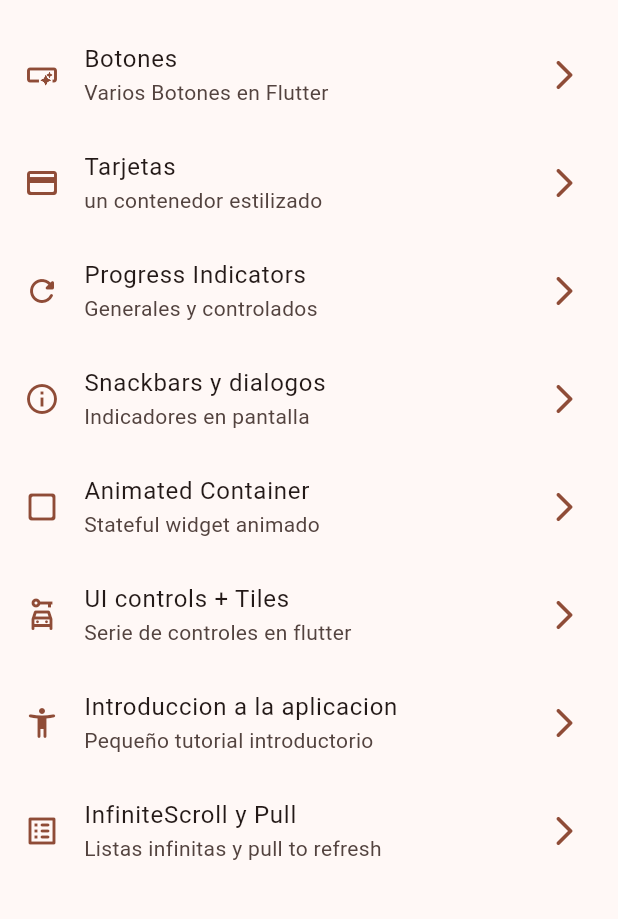
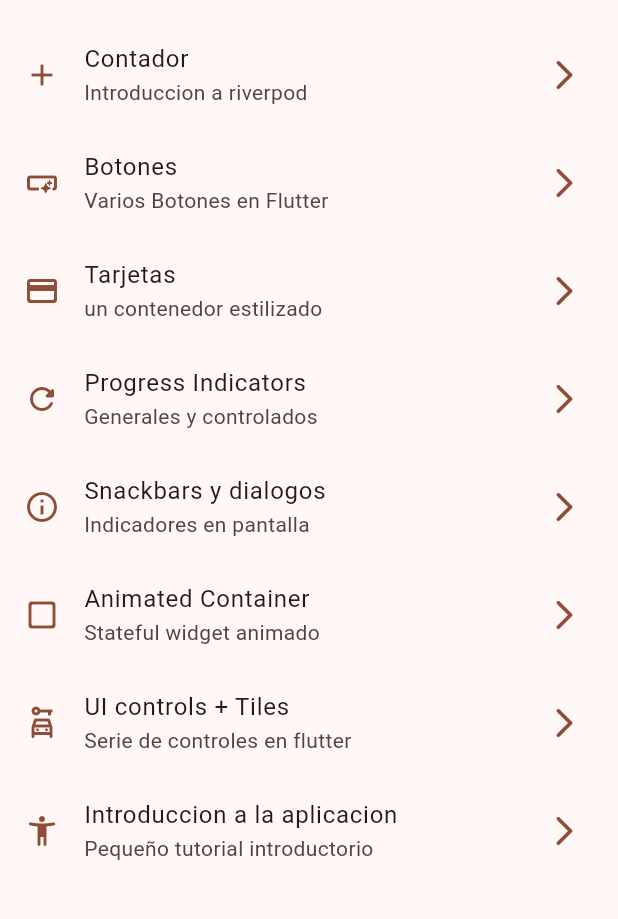
Before and after one commit to Erik-egam/Widgets_app, a Flutter app: the screen it shows after launch, on a phone screen of 412 x 824 dp, the part 63-982 px from its top. Run offline on Flutter 3.47's test engine with Material 3 defaults, Android fonts, the phone set to English and light mode, and no system bars; our stand-ins replace animate_do, flutter_riverpod, go_router.

Commit message:
introduccion de providers con riverpod

```diff
--- a/lib/config/menu/menu_items.dart
+++ b/lib/config/menu/menu_items.dart
@@ -16,6 +16,13 @@ class MenuItems {
 }
 
 const appMenuItems = <MenuItems>[
+  MenuItems(
+    title: "Contador",
+    subTitle: "Introduccion a riverpod",
+    link: '/counter_screen',
+    icon: Icons.add,
+  ),
+
   MenuItems(
     title: "Botones",
     subTitle: "Varios Botones en Flutter",
@@ -65,10 +72,5 @@ const appMenuItems = <MenuItems>[
     icon: Icons.accessibility_new_rounded,
   ),
 
-  MenuItems(
-    title: "InfiniteScroll y Pull",
-    subTitle: "Listas infinitas y pull to refresh",
-    link: '/infinite',
-    icon: Icons.list_alt_rounded,
-  ),
+
 ];
--- a/lib/config/router/app_router.dart
+++ b/lib/config/router/app_router.dart
@@ -59,6 +59,11 @@ final appRouter = GoRouter(
       name: InfiniteScrollScreen.name,
       builder: (context, state) => const InfiniteScrollScreen(),
     ),
+    GoRoute(
+      path: '/counter_screen',
+      name: CounterScreen.name,
+      builder: (context, state) => const CounterScreen(),
+    ),
 
   ],
 );
--- /dev/null
+++ b/lib/presentation/providers/counter_provider.dart
@@ -0,0 +1,3 @@
+import 'package:flutter_riverpod/legacy.dart';
+
+final counterProvider = StateProvider<int>( (ref) => 5 );
--- /dev/null
+++ b/lib/presentation/providers/theme_provider.dart
@@ -0,0 +1,3 @@
+import 'package:flutter_riverpod/legacy.dart';
+
+final isDarkModeProvider = StateProvider((ref) => false);
--- a/lib/presentation/screens/home/home_screen.dart
+++ b/lib/presentation/screens/home/home_screen.dart
@@ -9,12 +9,16 @@ class HomeScreen extends StatelessWidget {
 
   @override
   Widget build(BuildContext context) {
+    final scaffoldKey = GlobalKey<ScaffoldState>();
+
+
     return Scaffold(
+      key: scaffoldKey,
       appBar: AppBar(
         title: const Text('Widgets Flutter'),
       ),
       body: _HomeView(),
-      drawer: SideMenu()
+      drawer: SideMenu( scaffoldKey: scaffoldKey, )
     );
   }
 }
--- a/lib/presentation/screens/screens.dart
+++ b/lib/presentation/screens/screens.dart
@@ -2,6 +2,7 @@ export 'package:widgets_app/presentation/screens/animated/animated_screen.dart';
 export 'package:widgets_app/presentation/screens/app_tuturial/app_tuturial_screen.dart';
 export 'package:widgets_app/presentation/screens/buttons/buttons_screen.dart';
 export 'package:widgets_app/presentation/screens/cards/cards_screen.dart';
+export 'package:widgets_app/presentation/screens/counter/counter_screen.dart';
 export 'package:widgets_app/presentation/screens/home/home_screen.dart';
 export 'package:widgets_app/presentation/screens/infinite_scroll/infinite_scroll_screen.dart';
 export 'package:widgets_app/presentation/screens/progress/progress_screen.dart';
--- a/pubspec.yaml
+++ b/pubspec.yaml
@@ -10,6 +10,7 @@ dependencies:
   animate_do: ^4.2.0
   flutter:
     sdk: flutter
+  flutter_riverpod: ^3.0.3
   go_router: ^17.0.0
 
 dev_dependencies:
```
Also changed, not shown: lib/main.dart (+5 -2 lines), lib/presentation/screens/counter/counter_screen.dart (added, +51 -0 lines), lib/presentation/widgets/side_menu.dart (+10 -1 lines), pubspec.lock.
